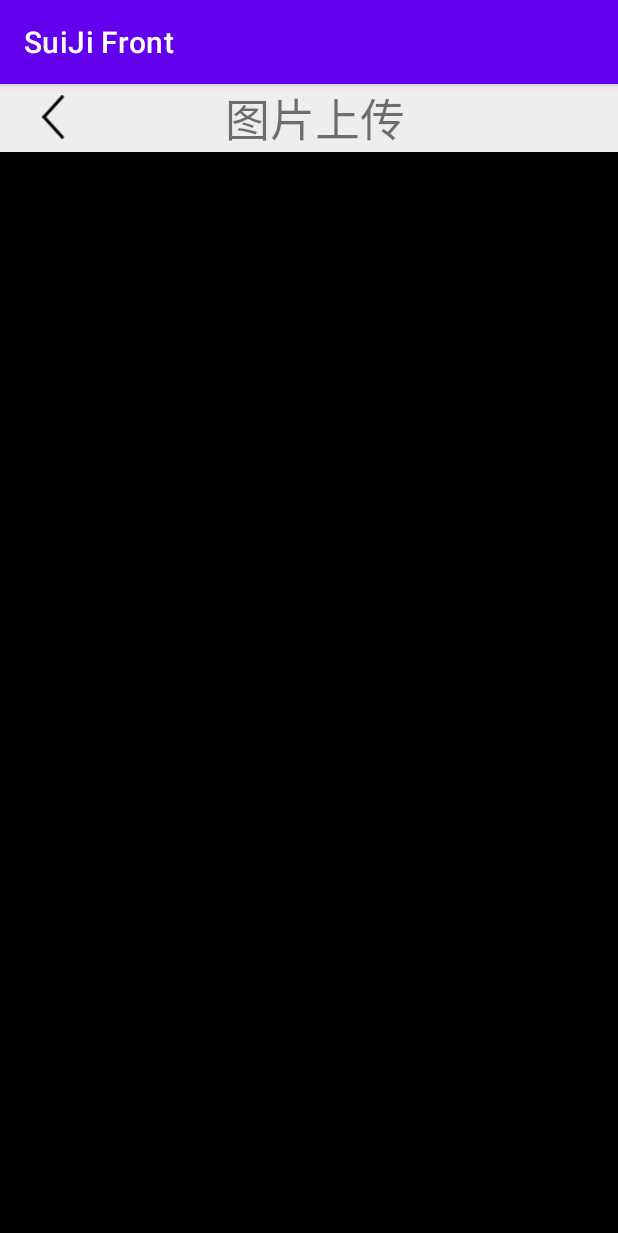
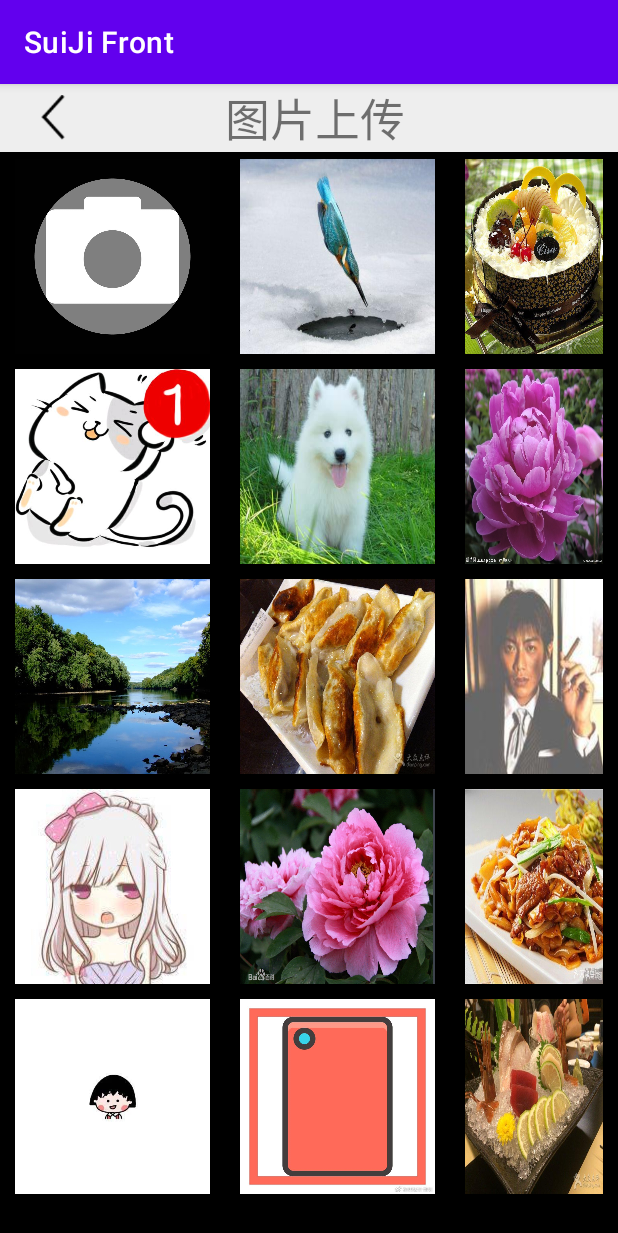
Before and after one commit to libingmoma/suiji, an Android app: the PicAddActivity screen opened directly, with no data from a screen before it, on a phone screen of 412 x 824 dp. Shown: the top 1233 px of the screen. Run offline under Robolectric (Android 15) with nearby library versions, the phone set to English and light mode, and no system bars.

Commit message:
wyy 10th 图片添加和跳转

```diff
--- a/app/src/main/java/com/example/suijifront/PicAddActivity.java
+++ b/app/src/main/java/com/example/suijifront/PicAddActivity.java
@@ -11,6 +11,7 @@ import android.widget.ImageView;
 public class PicAddActivity extends AppCompatActivity {
 
     private ImageView pic_add_back;
+    private ImageView img2;
 
     @Override
     protected void onCreate(Bundle savedInstanceState) {
@@ -26,6 +27,14 @@ public class PicAddActivity extends AppCompatActivity {
             }
         });
 
+        img2=(ImageView) findViewById(R.id.img2);
+        img2.setOnClickListener(new View.OnClickListener() {
+            @Override
+            public void onClick(View v) {
+                Intent intent=new Intent(PicAddActivity.this, MainActivity.class);
+                startActivity(intent);
+            }
+        });
 
     }
 }
--- a/app/src/main/res/layout/activity_pic_add.xml
+++ b/app/src/main/res/layout/activity_pic_add.xml
@@ -5,13 +5,13 @@
     android:layout_width="match_parent"
     android:layout_height="match_parent"
     android:orientation="vertical"
-    tools:context=".MessageLogInActivity">
+    tools:context=".MessageLogInActivity"
+    android:background="@color/black"
+    app:backgroundTint="@color/black">
 
     <RelativeLayout
         android:layout_width="match_parent"
-        android:layout_height="match_parent"
-        android:background="@color/black"
-        app:backgroundTint="@color/black">
+        android:layout_height="match_parent">
 
         <LinearLayout
             android:layout_width="match_parent"
@@ -46,13 +46,132 @@
             android:layout_marginRight="10dp"
             android:layout_marginBottom="10dp">
 
-            <ScrollView
-                android:layout_width="match_parent"
-                android:layout_height="match_parent"
-                android:background="@color/black"
-                app:backgroundTint="@color/black">
+            <ImageView
+                android:id='@+id/img1'
+                android:layout_width="130dp"
+                android:layout_height="130dp"
+                android:layout_gravity="center"
+                android:background="@drawable/img_camera" />
 
-            </ScrollView>
+            <ImageView
+                android:id='@+id/img2'
+                android:layout_width="130dp"
+                android:layout_height="130dp"
+                android:layout_gravity="center"
+                android:layout_marginLeft="150dp"
+                android:background="@drawable/img_bird" />
+
+            <ImageView
+                android:id='@+id/img3'
+                android:layout_width="130dp"
+                android:layout_height="130dp"
+                android:layout_gravity="center"
+                android:layout_marginLeft="300dp"
+                android:background="@drawable/img_cake" />
+
+            <ImageView
+                android:id='@+id/img4'
+                android:layout_marginTop="140dp"
+                android:layout_width="130dp"
+                android:layout_height="130dp"
+                android:layout_gravity="center"
+                android:background="@drawable/img_cartoon1" />
+
+            <ImageView
+                android:id='@+id/img5'
+                android:layout_marginTop="140dp"
+                android:layout_width="130dp"
+                android:layout_height="130dp"
+                android:layout_gravity="center"
+                android:layout_marginLeft="150dp"
+                android:background="@drawable/img_dog" />
+
+            <ImageView
+                android:id='@+id/img6'
+                android:layout_marginTop="140dp"
+                android:layout_width="130dp"
+                android:layout_height="130dp"
+                android:layout_gravity="center"
+                android:layout_marginLeft="300dp"
+                android:background="@drawable/img_flower1" />
+
+            <ImageView
+                android:id='@+id/img7'
+                android:layout_marginTop="280dp"
+                android:layout_width="130dp"
+                android:layout_height="130dp"
+                android:layout_gravity="center"
+                android:background="@drawable/img_lake" />
+
+            <ImageView
+                android:id='@+id/img8'
+                android:layout_marginTop="280dp"
+                android:layout_width="130dp"
+                android:layout_height="130dp"
+                android:layout_gravity="center"
+                android:layout_marginLeft="150dp"
+                android:background="@drawable/img_food1" />
+
+            <ImageView
+                android:id='@+id/img9'
+                android:layout_marginTop="280dp"
+                android:layout_width="130dp"
+                android:layout_height="130dp"
+                android:layout_gravity="center"
+                android:layout_marginLeft="300dp"
+                android:background="@drawable/img_people" />
+
+            <ImageView
+                android:id='@+id/img10'
+                android:layout_marginTop="420dp"
+                android:layout_width="130dp"
+                android:layout_height="130dp"
+                android:layout_gravity="center"
+                android:background="@drawable/img_cartoon2" />
+
+            <ImageView
+                android:id='@+id/img11'
+                android:layout_marginTop="420dp"
+                android:layout_width="130dp"
+                android:layout_height="130dp"
+                android:layout_gravity="center"
+                android:layout_marginLeft="150dp"
+                android:background="@drawable/img_flower2" />
+
+            <ImageView
+                android:id='@+id/img12'
+                android:layout_marginTop="420dp"
+                android:layout_width="130dp"
+                android:layout_height="130dp"
+                android:layout_gravity="center"
+                android:layout_marginLeft="300dp"
+                android:background="@drawable/img_food2" />
+
+            <ImageView
+                android:id='@+id/img13'
+                android:layout_marginTop="560dp"
+                android:layout_width="130dp"
+                android:layout_height="130dp"
+                android:layout_gravity="center"
+                android:background="@drawable/img_cartoon3" />
+
+            <ImageView
+                android:id='@+id/img14'
+                android:layout_marginTop="560dp"
+                android:layout_width="130dp"
+                android:layout_height="130dp"
+                android:layout_gravity="center"
+                android:layout_marginLeft="150dp"
+                android:background="@drawable/img_cartoon4" />
+
+            <ImageView
+                android:id='@+id/img15'
+                android:layout_marginTop="560dp"
+                android:layout_width="130dp"
+                android:layout_height="130dp"
+                android:layout_gravity="center"
+                android:layout_marginLeft="300dp"
+                android:background="@drawable/img_food3" />
 
         </RelativeLayout>
 
```
Also changed, not shown: app/src/main/res/drawable/img_bird.png (added), app/src/main/res/drawable/img_cake.png (added), app/src/main/res/drawable/img_camera.png (added), app/src/main/res/drawable/img_cartoon1.png (added), app/src/main/res/drawable/img_cartoon2.png (added), app/src/main/res/drawable/img_cartoon3.png (added), app/src/main/res/drawable/img_cartoon4.png (added), app/src/main/res/drawable/img_dog.png (added), app/src/main/res/drawable/img_flower1.png (added), app/src/main/res/drawable/img_flower2.png (added), app/src/main/res/drawable/img_food1.png (added), app/src/main/res/drawable/img_food2.png (added), app/src/main/res/drawable/img_food3.png (added), app/src/main/res/drawable/img_lake.png (added), 1 more files.
